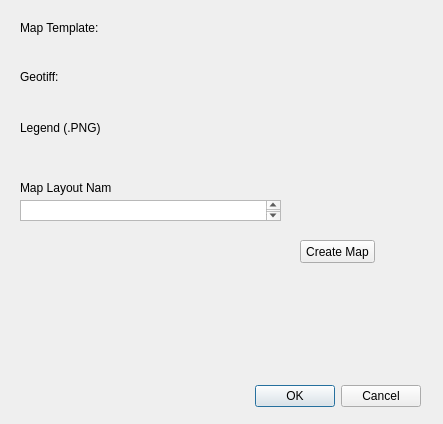
Old version of the form geophysics_mapping_dialog_base.ui in the repository igormacedorrn/geophysics_mapping.
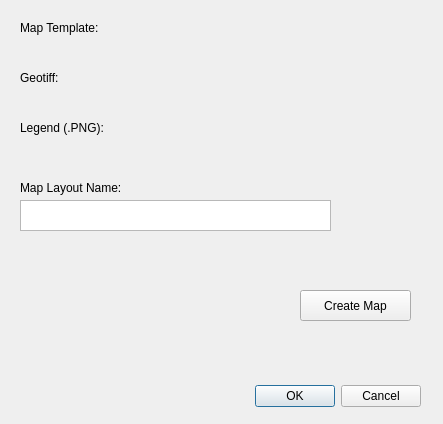
New version of the form. Custom widgets are drawn as their Qt base class.

```diff
--- a/geophysics_mapping_dialog_base.ui
+++ b/geophysics_mapping_dialog_base.ui
@@ -44,7 +44,7 @@
     <rect>
      <x>20</x>
      <y>20</y>
-     <width>81</width>
+     <width>121</width>
      <height>16</height>
     </rect>
    </property>
@@ -57,8 +57,8 @@
     <rect>
      <x>20</x>
      <y>70</y>
-     <width>47</width>
-     <height>14</height>
+     <width>81</width>
+     <height>16</height>
     </rect>
    </property>
    <property name="text">
@@ -80,7 +80,7 @@
     <rect>
      <x>20</x>
      <y>120</y>
-     <width>81</width>
+     <width>121</width>
      <height>16</height>
     </rect>
    </property>
@@ -102,9 +102,9 @@
    <property name="geometry">
     <rect>
      <x>300</x>
-     <y>240</y>
-     <width>75</width>
-     <height>23</height>
+     <y>290</y>
+     <width>111</width>
+     <height>31</height>
     </rect>
    </property>
    <property name="text">
@@ -116,8 +116,8 @@
     <rect>
      <x>20</x>
      <y>200</y>
-     <width>261</width>
-     <height>21</height>
+     <width>311</width>
+     <height>31</height>
     </rect>
    </property>
   </widget>
@@ -126,7 +126,7 @@
     <rect>
      <x>20</x>
      <y>180</y>
-     <width>91</width>
+     <width>141</width>
      <height>16</height>
     </rect>
    </property>
```
